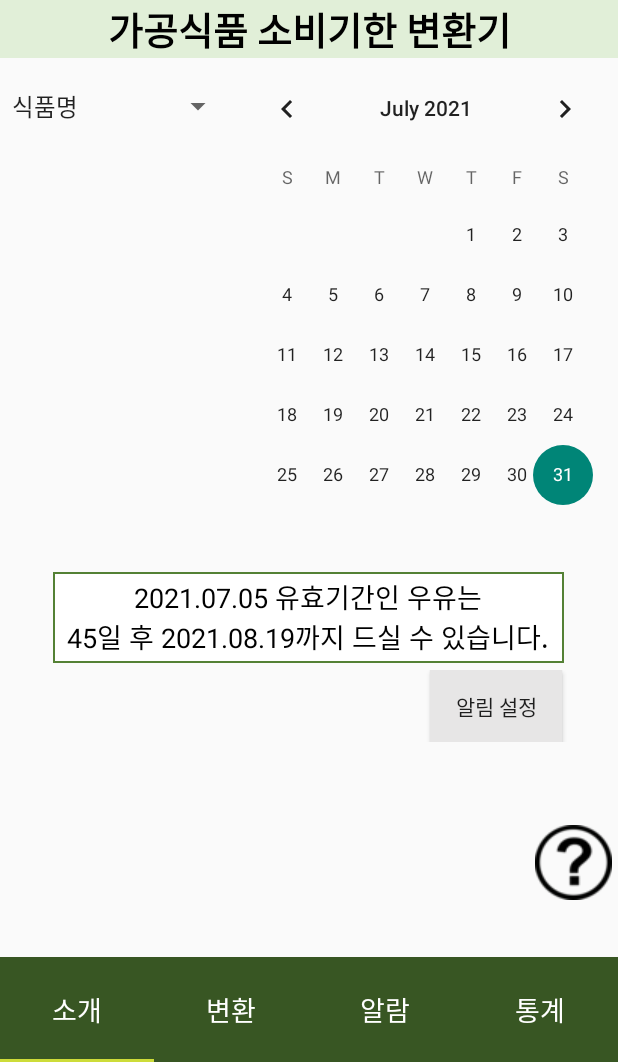
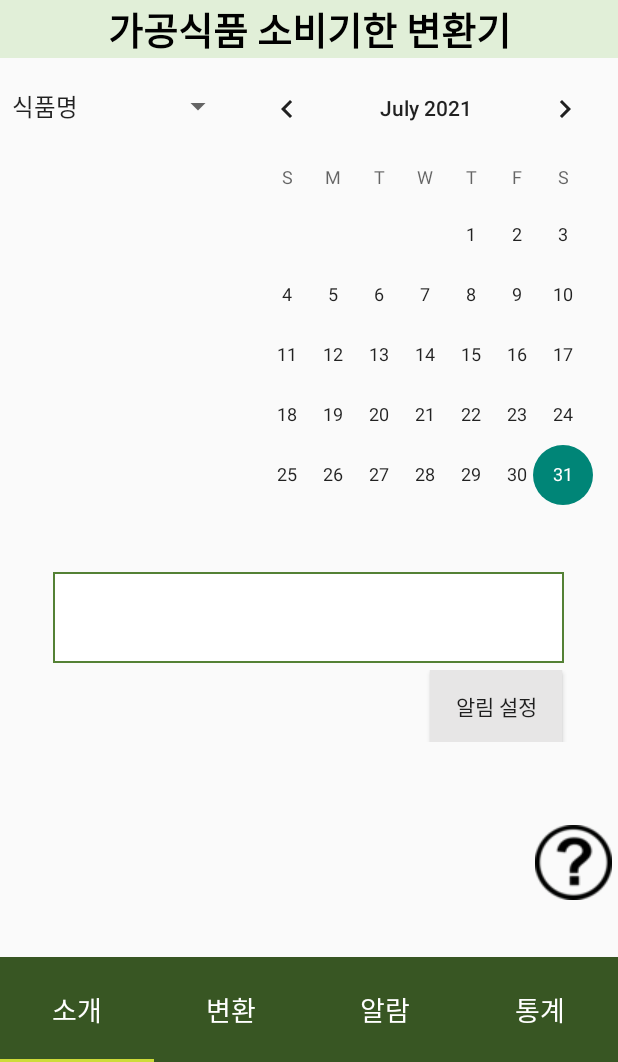
Before and after one commit to MinYeongPark/Ecoworker, an Android app: the fragment fragment_change placed in its activity, on a phone screen of 412 x 824 dp, the part 174-1236 px from its top. Run offline under Robolectric (Android 15) with nearby library versions, the phone set to English and light mode, and no system bars; network calls fail.

Commit message:
Add change layout

```diff
--- a/app/src/main/res/layout/fragment_change.xml
+++ b/app/src/main/res/layout/fragment_change.xml
@@ -42,16 +42,17 @@
         android:layout_width="match_parent"
         android:layout_height="match_parent"
         android:orientation="vertical">
+
         <TextView
             android:id="@+id/conResult"
             android:layout_width="350dp"
             android:layout_height="70dp"
+            android:layout_gravity="center"
+            android:background="@drawable/green_line"
             android:gravity="center"
-            android:layout_gravity="center"
-            android:textSize="18dp"
             android:textColor="@color/black"
-            android:background="@drawable/green_line"
-            android:text="2021.07.05 유효기간인 우유는\n45일 후 2021.08.19까지 드실 수 있습니다."/>
+            android:textSize="18dp" />
+
         <LinearLayout
             android:layout_width="match_parent"
             android:layout_height="wrap_content"
```
